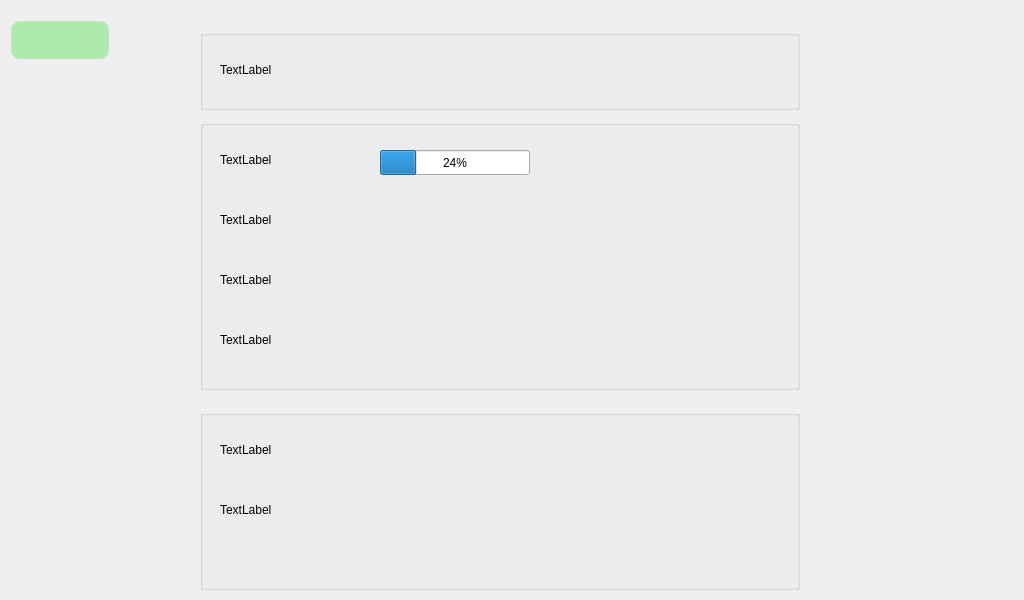
Before: the Qt Designer form qt/t507/about_board.ui in jizizihe/baijie_demo, drawn with Qt 5.
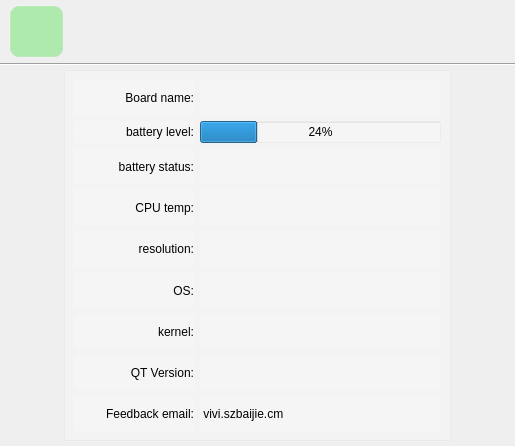
After: the same form once the commit is applied. Icons and pictures are not drawn.

Commit message: func: add and change many code for: 1.optimize voice 2.add rotating screen  90 degrees 3.add  select file function 4.adaptation of screen/font 5.optimize backlight 6.add sreen ration by input method 7.modified the file copy, cut, and delete function 8.adjust the serial port Layout 9.unify font and layout

```diff
--- a/qt/t507/about_board.ui
+++ b/qt/t507/about_board.ui
@@ -6,82 +6,38 @@
    <rect>
     <x>0</x>
     <y>0</y>
-    <width>1024</width>
-    <height>600</height>
+    <width>515</width>
+    <height>446</height>
    </rect>
   </property>
+  <property name="sizePolicy">
+   <sizepolicy hsizetype="Minimum" vsizetype="Minimum">
+    <horstretch>0</horstretch>
+    <verstretch>0</verstretch>
+   </sizepolicy>
+  </property>
+  <property name="minimumSize">
+   <size>
+    <width>1</width>
+    <height>1</height>
+   </size>
+  </property>
+  <property name="font">
+   <font>
+    <pointsize>-1</pointsize>
+    <weight>75</weight>
+    <italic>false</italic>
+    <bold>true</bold>
+   </font>
+  </property>
   <property name="windowTitle">
    <string>Form</string>
   </property>
-  <widget class="QWidget" name="widget" native="true">
-   <property name="geometry">
-    <rect>
-     <x>0</x>
-     <y>0</y>
-     <width>1024</width>
-     <height>600</height>
-    </rect>
-   </property>
-   <property name="styleSheet">
-    <string notr="true">#about_board
-{
-border-image: url(:/t507_button_image/all/2.webp);
-}
-/****************按钮部件*******************/
-QPushButton{
-     background-color: rgba(100, 225, 100, 120);/*背景色*/
-     border-style: outset; /*边框样式*/
-     border-width:  2px;  /*边框宽度为4像素*/
-     border-radius: 10px; /*边框圆角半径*/
-     border-color: rgba(255, 225, 255, 30);/*边框颜色*/
-     font: bold 20px;/*字体*/
-     color:rgba(0, 0, 0, 100);/*字体颜色*/
-     padding: 6px; /*填衬*/
-    outline: none; /*去掉按钮的虚线框*/
-}
-
-QPushButton:hover{ /*鼠标悬停在按钮上时*/
-        background-color:rgba(100,255,100, 100);
-        border-color: rgba(255, 225, 255, 200);
-        color:rgba(0, 0, 0, 200);
-}
-
-QPushButton:pressed { /*按钮被按下时*/
-     background-color:rgba(100,255,100, 200);
-     border-color: rgba(255, 225, 255, 30);
-     border-style: inset;
-     color:rgba(0, 0, 0, 100);
-}
-
-/****************滑块部件*******************/
-
-
-QSlider::handle:horizontal { /*水平滑块的手柄*/
-        image: url(:/image/sliderHandle.png);
-}
-
-QSlider::sub-page:horizontal { /*水平滑块手柄以前的部分*/
-        border-image: url(:/image/slider.png);/*边框图片*/
-}
-QTextEdit
-{
-	background-color:transparent;
-	border:1px solid gray;
-}</string>
-   </property>
-   <widget class="QWidget" name="widget_2" native="true">
-    <property name="geometry">
-     <rect>
-      <x>0</x>
-      <y>10</y>
-      <width>1024</width>
-      <height>600</height>
-     </rect>
-    </property>
-    <property name="styleSheet">
-     <string notr="true">#widget_2
+  <property name="styleSheet">
+   <string notr="true">#about_board
 {
 border-image: url(:/t507_button_image/all/background.jpg);
+ font: bold 25px;/*字体*/
 }
 /****************按钮部件*******************/
 QPushButton{
@@ -90,7 +46,7 @@
      border-width:  2px;  /*边框宽度为4像素*/
      border-radius: 10px; /*边框圆角半径*/
      border-color: rgba(255, 225, 255, 30);/*边框颜色*/
-     font: bold 20px;/*字体*/
+     font: bold 24px;/*字体*/
      color:rgba(0, 0, 0, 100);/*字体颜色*/
      padding: 6px; /*填衬*/
     outline: none; /*去掉按钮的虚线框*/
@@ -109,33 +65,61 @@
      color:rgba(0, 0, 0, 100);
 }
 
-/****************滑块部件*******************/
 
 
-QSlider::handle:horizontal { /*水平滑块的手柄*/
-        image: url(:/image/sliderHandle.png);
-}
 
-QSlider::sub-page:horizontal { /*水平滑块手柄以前的部分*/
-        border-image: url(:/image/slider.png);/*边框图片*/
-}
 QTextEdit
 {
 	background-color:transparent;
 	border:1px solid gray;
 }</string>
-    </property>
-    <widget class="QPushButton" name="pushButton">
-     <property name="geometry">
-      <rect>
-       <x>10</x>
-       <y>10</y>
-       <width>100</width>
-       <height>40</height>
-      </rect>
+  </property>
+  <layout class="QGridLayout" name="gridLayout" rowstretch="1,0,6">
+   <property name="leftMargin">
+    <number>0</number>
+   </property>
+   <property name="topMargin">
+    <number>0</number>
+   </property>
+   <property name="rightMargin">
+    <number>0</number>
+   </property>
+   <property name="bottomMargin">
+    <number>0</number>
+   </property>
+   <property name="spacing">
+    <number>0</number>
+   </property>
+   <item row="0" column="0">
+    <layout class="QHBoxLayout" name="horizontalLayout_10" stretch="1,9">
+     <property name="spacing">
+      <number>0</number>
      </property>
-     <property name="styleSheet">
-      <string notr="true">/****************按钮部件*******************/
+     <property name="leftMargin">
+      <number>9</number>
+     </property>
+     <property name="topMargin">
+      <number>5</number>
+     </property>
+     <property name="bottomMargin">
+      <number>5</number>
+     </property>
+     <item>
+      <widget class="QPushButton" name="pushButton">
+       <property name="sizePolicy">
+        <sizepolicy hsizetype="Minimum" vsizetype="Minimum">
+         <horstretch>0</horstretch>
+         <verstretch>0</verstretch>
+        </sizepolicy>
+       </property>
+       <property name="maximumSize">
+        <size>
+         <width>16777215</width>
+         <height>16777215</height>
+        </size>
+       </property>
+       <property name="styleSheet">
+        <string notr="true">/****************按钮部件*******************/
 QPushButton{
      background-color: rgba(100, 225, 100, 120);/*背景色*/
      border-style: outset; /*边框样式*/
@@ -171,167 +155,440 @@
 QSlider::sub-page:horizontal { /*水平滑块手柄以前的部分*/
         border-image: url(:/image/slider.png);/*边框图片*/
 }</string>
+       </property>
+       <property name="text">
+        <string/>
+       </property>
+       <property name="icon">
+        <iconset>
+         <normalon>:/t507_button_image/return.png</normalon>
+        </iconset>
+       </property>
+       <property name="iconSize">
+        <size>
+         <width>32</width>
+         <height>32</height>
+        </size>
+       </property>
+      </widget>
+     </item>
+     <item>
+      <spacer name="horizontalSpacer_3">
+       <property name="orientation">
+        <enum>Qt::Horizontal</enum>
+       </property>
+       <property name="sizeHint" stdset="0">
+        <size>
+         <width>40</width>
+         <height>20</height>
+        </size>
+       </property>
+      </spacer>
+     </item>
+    </layout>
+   </item>
+   <item row="1" column="0">
+    <widget class="Line" name="line">
+     <property name="sizePolicy">
+      <sizepolicy hsizetype="Minimum" vsizetype="Minimum">
+       <horstretch>0</horstretch>
+       <verstretch>0</verstretch>
+      </sizepolicy>
      </property>
-     <property name="text">
-      <string/>
+     <property name="minimumSize">
+      <size>
+       <width>0</width>
+       <height>2</height>
+      </size>
      </property>
-     <property name="icon">
-      <iconset>
-       <normalon>:/t507_button_image/return.png</normalon>
-      </iconset>
-     </property>
-     <property name="iconSize">
+     <property name="maximumSize">
       <size>
-       <width>32</width>
-       <height>32</height>
+       <width>16777215</width>
+       <height>2</height>
       </size>
      </property>
-    </widget>
-    <widget class="QGroupBox" name="groupBox">
-     <property name="geometry">
-      <rect>
-       <x>200</x>
-       <y>110</y>
-       <width>600</width>
-       <height>270</height>
-      </rect>
+     <property name="orientation">
+      <enum>Qt::Horizontal</enum>
      </property>
-     <property name="title">
-      <string/>
-     </property>
-     <widget class="QLabel" name="batterylevel_label">
-      <property name="geometry">
-       <rect>
-        <x>20</x>
-        <y>20</y>
-        <width>550</width>
-        <height>40</height>
-       </rect>
-      </property>
-      <property name="text">
-       <string>TextLabel</string>
-      </property>
-     </widget>
-     <widget class="QLabel" name="batterystatus_label">
-      <property name="geometry">
-       <rect>
-        <x>20</x>
-        <y>80</y>
-        <width>400</width>
-        <height>40</height>
-       </rect>
-      </property>
-      <property name="text">
-       <string>TextLabel</string>
-      </property>
-     </widget>
-     <widget class="QLabel" name="CPU_temp_label">
-      <property name="geometry">
-       <rect>
-        <x>20</x>
-        <y>140</y>
-        <width>400</width>
-        <height>40</height>
-       </rect>
-      </property>
-      <property name="text">
-       <string>TextLabel</string>
-      </property>
-     </widget>
-     <widget class="QLabel" name="resolution_label">
-      <property name="geometry">
-       <rect>
-        <x>20</x>
-        <y>200</y>
-        <width>400</width>
-        <height>40</height>
-       </rect>
-      </property>
-      <property name="text">
-       <string>TextLabel</string>
-      </property>
-     </widget>
-     <widget class="QProgressBar" name="progressBar">
-      <property name="geometry">
-       <rect>
-        <x>180</x>
-        <y>30</y>
-        <width>150</width>
-        <height>25</height>
-       </rect>
-      </property>
-      <property name="value">
-       <number>24</number>
-      </property>
-     </widget>
     </widget>
-    <widget class="QGroupBox" name="groupBox_3">
-     <property name="geometry">
-      <rect>
-       <x>200</x>
-       <y>400</y>
-       <width>600</width>
-       <height>180</height>
-      </rect>
+   </item>
+   <item row="2" column="0">
+    <layout class="QHBoxLayout" name="horizontalLayout_11" stretch="1,6,1">
+     <property name="spacing">
+      <number>0</number>
      </property>
-     <property name="title">
-      <string/>
+     <property name="topMargin">
+      <number>5</number>
      </property>
-     <widget class="QLabel" name="kernel_label">
-      <property name="geometry">
-       <rect>
-        <x>20</x>
-        <y>80</y>
-        <width>400</width>
-        <height>40</height>
-       </rect>
-      </property>
-      <property name="text">
-       <string>TextLabel</string>
-      </property>
-     </widget>
-     <widget class="QLabel" name="OS_label">
-      <property name="geometry">
-       <rect>
-        <x>20</x>
-        <y>20</y>
-        <width>400</width>
-        <height>40</height>
-       </rect>
-      </property>
-      <property name="text">
-       <string>TextLabel</string>
-      </property>
-     </widget>
-    </widget>
-    <widget class="QGroupBox" name="groupBox_7">
-     <property name="geometry">
-      <rect>
-       <x>200</x>
-       <y>20</y>
-       <width>600</width>
-       <height>80</height>
-      </rect>
+     <property name="bottomMargin">
+      <number>5</number>
      </property>
-     <property name="title">
-      <string/>
-     </property>
-     <widget class="QLabel" name="name_label">
-      <property name="geometry">
-       <rect>
-        <x>20</x>
-        <y>20</y>
-        <width>400</width>
-        <height>40</height>
-       </rect>
-      </property>
-      <property name="text">
-       <string>TextLabel</string>
-      </property>
-     </widget>
-    </widget>
-   </widget>
-  </widget>
+     <item>
+      <spacer name="horizontalSpacer">
+       <property name="orientation">
+        <enum>Qt::Horizontal</enum>
+       </property>
+       <property name="sizeHint" stdset="0">
+        <size>
+         <width>40</width>
+         <height>20</height>
+        </size>
+       </property>
+      </spacer>
+     </item>
+     <item>
+      <widget class="QScrollArea" name="scrollArea">
+       <property name="styleSheet">
+        <string notr="true">  background-color:rgba(255, 255, 255, 38);</string>
+       </property>
+       <property name="widgetResizable">
+        <bool>true</bool>
+       </property>
+       <widget class="QWidget" name="scrollAreaWidgetContents">
+        <property name="geometry">
+         <rect>
+          <x>0</x>
+          <y>0</y>
+          <width>383</width>
+          <height>369</height>
+         </rect>
+        </property>
+        <layout class="QVBoxLayout" name="verticalLayout" stretch="1,1,1,1,1,1,1,1,1">
+         <item>
+          <layout class="QHBoxLayout" name="horizontalLayout" stretch="1,2">
+           <item>
+            <widget class="QLabel" name="label_3">
+             <property name="sizePolicy">
+              <sizepolicy hsizetype="Minimum" vsizetype="Minimum">
+               <horstretch>0</horstretch>
+               <verstretch>0</verstretch>
+              </sizepolicy>
+             </property>
+             <property name="minimumSize">
+              <size>
+               <width>0</width>
+               <height>0</height>
+              </size>
+             </property>
+             <property name="maximumSize">
+              <size>
+               <width>16777215</width>
+               <height>16777215</height>
+              </size>
+             </property>
+             <property name="text">
+              <string>Board name:</string>
+             </property>
+             <property name="alignment">
+              <set>Qt::AlignRight|Qt::AlignTrailing|Qt::AlignVCenter</set>
+             </property>
+            </widget>
+           </item>
+           <item>
+            <widget class="QLabel" name="name_label">
+             <property name="text">
+              <string/>
+             </property>
+            </widget>
+           </item>
+          </layout>
+         </item>
+         <item>
+          <layout class="QHBoxLayout" name="horizontalLayout_2" stretch="1,2">
+           <item>
+            <widget class="QLabel" name="batterylevel_label">
+             <property name="sizePolicy">
+              <sizepolicy hsizetype="Minimum" vsizetype="Minimum">
+               <horstretch>0</horstretch>
+               <verstretch>0</verstretch>
+              </sizepolicy>
+             </property>
+             <property name="minimumSize">
+              <size>
+               <width>0</width>
+               <height>0</height>
+              </size>
+             </property>
+             <property name="maximumSize">
+              <size>
+               <width>16777215</width>
+               <height>16777215</height>
+              </size>
+             </property>
+             <property name="text">
+              <string>battery level:</string>
+             </property>
+             <property name="alignment">
+              <set>Qt::AlignRight|Qt::AlignTrailing|Qt::AlignVCenter</set>
+             </property>
+            </widget>
+           </item>
+           <item>
+            <widget class="QProgressBar" name="progressBar">
+             <property name="value">
+              <number>24</number>
+             </property>
+            </widget>
+           </item>
+          </layout>
+         </item>
+         <item>
+          <layout class="QHBoxLayout" name="horizontalLayout_3" stretch="1,2">
+           <item>
+            <widget class="QLabel" name="label_5">
+             <property name="minimumSize">
+              <size>
+               <width>0</width>
+               <height>0</height>
+              </size>
+             </property>
+             <property name="maximumSize">
+              <size>
+               <width>16777215</width>
+               <height>16777215</height>
+              </size>
+             </property>
+             <property name="text">
+              <string>battery status:</string>
+             </property>
+             <property name="alignment">
+              <set>Qt::AlignRight|Qt::AlignTrailing|Qt::AlignVCenter</set>
+             </property>
+            </widget>
+           </item>
+           <item>
+            <widget class="QLabel" name="batterystatus_label">
+             <property name="text">
+              <string/>
+             </property>
+            </widget>
+           </item>
+          </layout>
+         </item>
+         <item>
+          <layout class="QHBoxLayout" name="horizontalLayout_4" stretch="1,2">
+           <item>
+            <widget class="QLabel" name="label_6">
+             <property name="minimumSize">
+              <size>
+               <width>0</width>
+               <height>0</height>
+              </size>
+             </property>
+             <property name="maximumSize">
+              <size>
+               <width>16777215</width>
+               <height>16777215</height>
+              </size>
+             </property>
+             <property name="text">
+              <string>CPU temp:</string>
+             </property>
+             <property name="alignment">
+              <set>Qt::AlignRight|Qt::AlignTrailing|Qt::AlignVCenter</set>
+             </property>
+            </widget>
+           </item>
+           <item>
+            <widget class="QLabel" name="CPU_temp_label">
+             <property name="text">
+              <string/>
+             </property>
+            </widget>
+           </item>
+          </layout>
+         </item>
+         <item>
+          <layout class="QHBoxLayout" name="horizontalLayout_5" stretch="1,2">
+           <item>
+            <widget class="QLabel" name="label_7">
+             <property name="minimumSize">
+              <size>
+               <width>0</width>
+               <height>0</height>
+              </size>
+             </property>
+             <property name="maximumSize">
+              <size>
+               <width>16777215</width>
+               <height>16777215</height>
+              </size>
+             </property>
+             <property name="text">
+              <string>resolution:</string>
+             </property>
+             <property name="alignment">
+              <set>Qt::AlignRight|Qt::AlignTrailing|Qt::AlignVCenter</set>
+             </property>
+            </widget>
+           </item>
+           <item>
+            <widget class="QLabel" name="resolution_label">
+             <property name="text">
+              <string/>
+             </property>
+            </widget>
+           </item>
+          </layout>
+         </item>
+         <item>
+          <layout class="QHBoxLayout" name="horizontalLayout_7" stretch="1,2">
+           <item>
+            <widget class="QLabel" name="label_9">
+             <property name="minimumSize">
+              <size>
+               <width>0</width>
+               <height>0</height>
+              </size>
+             </property>
+             <property name="maximumSize">
+              <size>
+               <width>16777215</width>
+               <height>16777215</height>
+              </size>
+             </property>
+             <property name="text">
+              <string>OS:</string>
+             </property>
+             <property name="alignment">
+              <set>Qt::AlignRight|Qt::AlignTrailing|Qt::AlignVCenter</set>
+             </property>
+            </widget>
+           </item>
+           <item>
+            <widget class="QLabel" name="OS_label">
+             <property name="text">
+              <string/>
+             </property>
+            </widget>
+           </item>
+          </layout>
+         </item>
+         <item>
+          <layout class="QHBoxLayout" name="horizontalLayout_6" stretch="1,2">
+           <item>
+            <widget class="QLabel" name="label_8">
+             <property name="minimumSize">
+              <size>
+               <width>0</width>
+               <height>0</height>
+              </size>
+             </property>
+             <property name="maximumSize">
+              <size>
+               <width>16777215</width>
+               <height>16777215</height>
+              </size>
+             </property>
+             <property name="text">
+              <string>kernel:</string>
+             </property>
+             <property name="alignment">
+              <set>Qt::AlignRight|Qt::AlignTrailing|Qt::AlignVCenter</set>
+             </property>
+            </widget>
+           </item>
+           <item>
+            <widget class="QLabel" name="kernel_label">
+             <property name="text">
+              <string/>
+             </property>
+            </widget>
+           </item>
+          </layout>
+         </item>
+         <item>
+          <layout class="QHBoxLayout" name="horizontalLayout_8" stretch="1,2">
+           <item>
+            <widget class="QLabel" name="label_2">
+             <property name="sizePolicy">
+              <sizepolicy hsizetype="Minimum" vsizetype="Minimum">
+               <horstretch>0</horstretch>
+               <verstretch>0</verstretch>
+              </sizepolicy>
+             </property>
+             <property name="minimumSize">
+              <size>
+               <width>0</width>
+               <height>0</height>
+              </size>
+             </property>
+             <property name="maximumSize">
+              <size>
+               <width>16777215</width>
+               <height>16777215</height>
+              </size>
+             </property>
+             <property name="text">
+              <string>QT Version:</string>
+             </property>
+             <property name="alignment">
+              <set>Qt::AlignRight|Qt::AlignTrailing|Qt::AlignVCenter</set>
+             </property>
+            </widget>
+           </item>
+           <item>
+            <widget class="QLabel" name="QTversion">
+             <property name="text">
+              <string/>
+             </property>
+            </widget>
+           </item>
+          </layout>
+         </item>
+         <item>
+          <layout class="QHBoxLayout" name="horizontalLayout_9" stretch="1,2">
+           <item>
+            <widget class="QLabel" name="label">
+             <property name="minimumSize">
+              <size>
+               <width>0</width>
+               <height>0</height>
+              </size>
+             </property>
+             <property name="maximumSize">
+              <size>
+               <width>16777215</width>
+               <height>16777215</height>
+              </size>
+             </property>
+             <property name="text">
+              <string>Feedback email:</string>
+             </property>
+             <property name="alignment">
+              <set>Qt::AlignRight|Qt::AlignTrailing|Qt::AlignVCenter</set>
+             </property>
+            </widget>
+           </item>
+           <item>
+            <widget class="QLabel" name="label_4">
+             <property name="text">
+              <string> vivi.szbaijie.cm</string>
+             </property>
+            </widget>
+           </item>
+          </layout>
+         </item>
+        </layout>
+       </widget>
+      </widget>
+     </item>
+     <item>
+      <spacer name="horizontalSpacer_2">
+       <property name="orientation">
+        <enum>Qt::Horizontal</enum>
+       </property>
+       <property name="sizeHint" stdset="0">
+        <size>
+         <width>40</width>
+         <height>20</height>
+        </size>
+       </property>
+      </spacer>
+     </item>
+    </layout>
+   </item>
+  </layout>
  </widget>
  <resources/>
  <connections/>
```
The commit also changes 161 other files.
